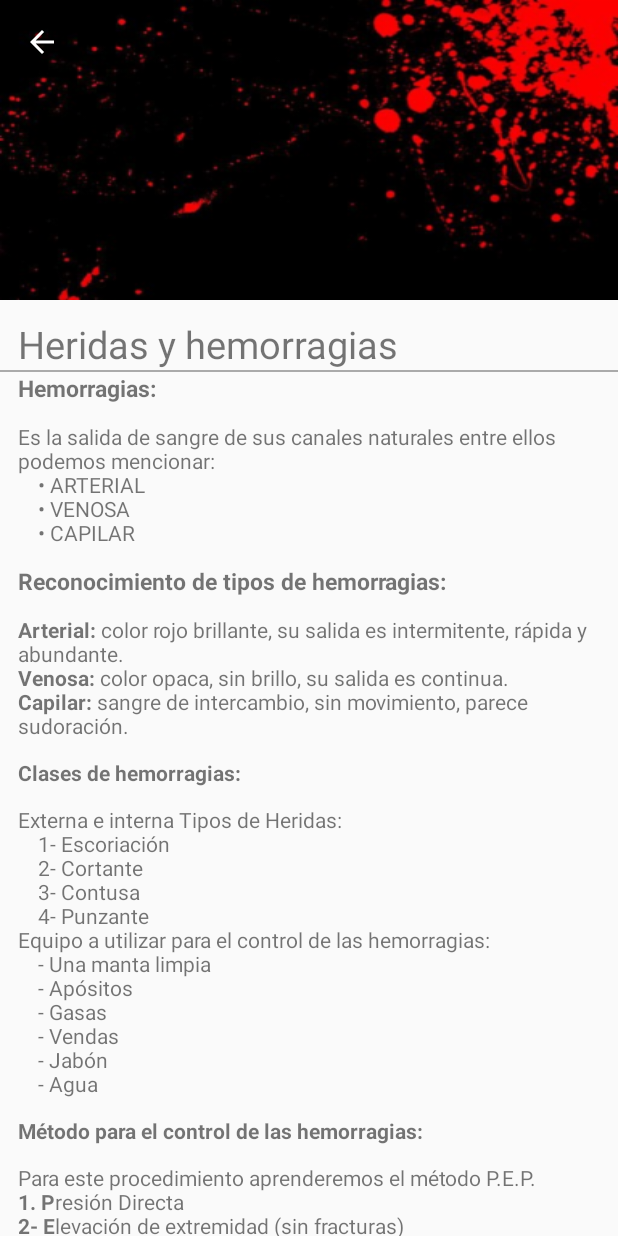
After one commit to egoo16/CruzRojaGt, an Android app: the Lesson4Activity screen opened directly, with no data from a screen before it, on a phone screen of 412 x 824 dp. The commit adds this screen. Run offline under Robolectric (Android 15) with nearby library versions, the phone set to English and light mode, and no system bars.

Commit message:
Lesson 4 --Terminada

```diff
--- a/app/src/main/AndroidManifest.xml
+++ b/app/src/main/AndroidManifest.xml
@@ -49,6 +49,13 @@
                 android:name="android.support.PARENT_ACTIVITY"
                 android:value=".view.ContainerActivity" />
         </activity>
+        <activity
+            android:name=".view.Lesson4Activity"
+            android:parentActivityName=".view.ContainerActivity">
+            <meta-data
+                android:name="android.support.PARENT_ACTIVITY"
+                android:value=".view.ContainerActivity" />
+        </activity>
     </application>
 
 </manifest>
--- /dev/null
+++ b/app/src/main/java/com/lotus/cruzroja/view/Lesson4Activity.java
@@ -0,0 +1,35 @@
+package com.lotus.cruzroja.view;
+
+import android.os.Build;
+import android.support.design.widget.CollapsingToolbarLayout;
+import android.support.v7.app.AppCompatActivity;
+import android.os.Bundle;
+import android.support.v7.widget.Toolbar;
+import android.transition.Fade;
+
+import com.lotus.cruzroja.R;
+
+public class Lesson4Activity extends AppCompatActivity {
+
+    @Override
+    protected void onCreate(Bundle savedInstanceState) {
+        super.onCreate(savedInstanceState);
+        setContentView(R.layout.activity_lesson4);
+        showToolbar("",true);
+
+        if(Build.VERSION.SDK_INT >= Build.VERSION_CODES.LOLLIPOP)
+        {
+            getWindow().setEnterTransition(new Fade());
+        }
+    }
+
+    public void showToolbar(String title, boolean upButton)
+    {
+        Toolbar toolbar = (Toolbar) findViewById(R.id.toolbar);
+        setSupportActionBar(toolbar);
+        getSupportActionBar().setTitle(title);
+        getSupportActionBar().setDisplayHomeAsUpEnabled(upButton);
+
+        CollapsingToolbarLayout collapsingToolbarLayout= (CollapsingToolbarLayout) findViewById(R.id.collapsingToolbar);
+    }
+}
--- a/app/src/main/java/com/lotus/cruzroja/view/adapter/PictureAdapterRecyclerView.java
+++ b/app/src/main/java/com/lotus/cruzroja/view/adapter/PictureAdapterRecyclerView.java
@@ -11,12 +11,12 @@ import android.view.View;
 import android.view.ViewGroup;
 import android.widget.ImageView;
 import android.widget.TextView;
-
 import com.lotus.cruzroja.R;
 import com.lotus.cruzroja.view.DetailActivity;
 import com.lotus.cruzroja.view.Lesson1Activity;
 import com.lotus.cruzroja.view.Lesson2Activity;
 import com.lotus.cruzroja.view.Lesson3Activity;
+import com.lotus.cruzroja.view.Lesson4Activity;
 import com.lotus.cruzroja.view.model.Picture;
 
 import java.util.ArrayList;
@@ -69,11 +69,11 @@ public class PictureAdapterRecyclerView extends RecyclerView.Adapter<PictureAdap
                         intent = new Intent(activity, Lesson3Activity.class);
                         LanzarAPP(intent,v);
                         break;
-                   /* case 3:
-                        intent = new Intent(activity, Lesson2Activity.class);
+                    case 3:
+                        intent = new Intent(activity, Lesson4Activity.class);
                         LanzarAPP(intent,v);
                         break;
-                    case 4:
+                   /* case 4:
                         intent = new Intent(activity, Lesson2Activity.class);
                         LanzarAPP(intent,v);
                         break;
--- a/app/src/main/java/com/lotus/cruzroja/view/fragment/HomeFragment.java
+++ b/app/src/main/java/com/lotus/cruzroja/view/fragment/HomeFragment.java
@@ -55,7 +55,8 @@ public class HomeFragment extends Fragment {
         pictures.add(new Picture(R.drawable.primerosauxilios,"Lección 1","Evaluación Inicial"));
         pictures.add(new Picture(R.drawable.img2,"Lección 2","Reanimación Cardiopulmonar (RCP)"));
         pictures.add(new Picture(R.drawable.lesson3picture,"Lección 3","Maniobra de atragantamiento con compresiones abdominales"));
-        pictures.add(new Picture(R.drawable.salud04,"Lección 4","Heridas y hemorragias"));
+        pictures.add(new Picture(R.drawable.lesson4picture,"Lección 4","Heridas y hemorragias"));
+
 
         return pictures;
     }
--- /dev/null
+++ b/app/src/main/res/layout/activity_lesson4.xml
@@ -0,0 +1,119 @@
+<?xml version="1.0" encoding="utf-8"?>
+<android.support.design.widget.CoordinatorLayout xmlns:android="http://schemas.android.com/apk/res/android"
+    xmlns:app="http://schemas.android.com/apk/res-auto"
+    xmlns:tools="http://schemas.android.com/tools"
+    android:layout_width="match_parent"
+    android:layout_height="match_parent"
+    tools:context="com.lotus.cruzroja.view.Lesson4Activity">
+
+    <android.support.design.widget.AppBarLayout
+        android:id="@+id/appBar"
+        android:layout_width="match_parent"
+        android:layout_height="@dimen/appbarlayout_height"
+        android:theme="@style/ThemeOverlay.AppCompat.Dark.ActionBar">
+
+        <android.support.design.widget.CollapsingToolbarLayout
+            android:id="@+id/collapsingToolbar"
+            android:layout_width="match_parent"
+            android:layout_height="match_parent"
+            app:layout_scrollFlags="scroll|exitUntilCollapsed"
+            app:contentScrim="@color/colorPrimary">
+
+            <ImageView
+                android:id="@+id/imageHeader"
+                android:layout_width="match_parent"
+                android:layout_height="match_parent"
+                android:scaleType="centerCrop"
+                android:background="@drawable/lesson4picture"
+                app:layout_collapseMode="parallax"
+                android:transitionName="@string/transicionName_picture"/>
+
+            <android.support.v7.widget.Toolbar
+                android:id="@+id/toolbar"
+                android:layout_width="match_parent"
+                android:layout_height="?attr/actionBarSize"
+                app:popupTheme="@style/Theme.AppCompat.Light"
+                app:layout_collapseMode="pin"/>
+        </android.support.design.widget.CollapsingToolbarLayout>
+
+    </android.support.design.widget.AppBarLayout>
+
+    <android.support.v4.widget.NestedScrollView
+        android:layout_width="match_parent"
+        android:layout_height="match_parent"
+        app:layout_behavior="@string/appbar_scrolling_view_behavior">
+
+        <LinearLayout
+            android:layout_width="match_parent"
+            android:layout_height="match_parent"
+            android:orientation="vertical"
+            android:paddingTop="@dimen/vertical_activity_padding">
+
+            <TextView
+                android:id="@+id/userNameDetail"
+                android:layout_width="wrap_content"
+                android:layout_height="wrap_content"
+                android:textSize="@dimen/textSize_TitleDetail"
+                android:text="@string/Lesson4"
+                android:paddingLeft="@dimen/horizontal_activity_padding"
+                android:paddingRight="@dimen/vertical_activity_padding"/>
+            <View
+                android:layout_width="wrap_content"
+                android:layout_height="@dimen/height_divider"
+                android:background="@android:color/darker_gray"/>
+            <TextView
+                android:layout_width="wrap_content"
+                android:layout_height="wrap_content"
+                android:textSize="@dimen/textSize_Title2"
+                android:text="@string/L4T1"
+                android:paddingBottom="@dimen/horizontal_activity_padding"
+                android:paddingLeft="@dimen/horizontal_activity_padding"/>
+            <TextView
+                android:layout_width="wrap_content"
+                android:layout_height="wrap_content"
+                android:text="@string/hemorragiasLesson4"
+                android:paddingBottom="@dimen/horizontal_activity_padding"
+                android:paddingLeft="@dimen/horizontal_activity_padding"/>
+            <TextView
+                android:layout_width="wrap_content"
+                android:layout_height="wrap_content"
+                android:textSize="@dimen/textSize_Title2"
+                android:text="@string/ReconocimientoDeHemorragias"
+                android:paddingBottom="@dimen/horizontal_activity_padding"
+                android:paddingLeft="@dimen/horizontal_activity_padding"/>
+            <TextView
+                android:layout_width="wrap_content"
+                android:layout_height="wrap_content"
+                android:text="@string/ReconocimientoDeHemorragiasText"
+                android:paddingBottom="@dimen/horizontal_activity_padding"
+                android:paddingLeft="@dimen/horizontal_activity_padding"/>
+            <TextView
+                android:layout_width="wrap_content"
+                android:layout_height="wrap_content"
+                android:text="@string/ClasesDeHemorragiasTitle"
+                android:paddingBottom="@dimen/horizontal_activity_padding"
+                android:paddingLeft="@dimen/horizontal_activity_padding"/>
+            <TextView
+                android:layout_width="wrap_content"
+                android:layout_height="wrap_content"
+                android:text="@string/ClasesDeHemorragias"
+                android:paddingBottom="@dimen/horizontal_activity_padding"
+                android:paddingLeft="@dimen/horizontal_activity_padding"/>
+            <TextView
+                android:layout_width="wrap_content"
+                android:layout_height="wrap_content"
+                android:text="@string/MetodoControlHemorragiasTitle"
+                android:paddingBottom="@dimen/horizontal_activity_padding"
+                android:paddingLeft="@dimen/horizontal_activity_padding"/>
+            <TextView
+                android:layout_width="wrap_content"
+                android:layout_height="wrap_content"
+                android:text="@string/MetodoControlHemorragias"
+                android:paddingBottom="@dimen/horizontal_activity_padding"
+                android:paddingLeft="@dimen/horizontal_activity_padding"/>
+
+        </LinearLayout>
+
+    </android.support.v4.widget.NestedScrollView>
+
+</android.support.design.widget.CoordinatorLayout>
--- a/app/src/main/res/values/strings.xml
+++ b/app/src/main/res/values/strings.xml
@@ -123,5 +123,17 @@
     <string name="procedimientoAtragantamiento">-Colóquese detrás de la persona y ofrezca su ayuda. \n -Posicione sus piernas una delante de la otra. \n -Indique al paciente que se incline ligeramente hacia adelante. \n -Indique al paciente que tosa e insista. \n -Coloque las manos en el abdomen de la víctima e inicie las compresiones abdominales. \n\nSe debe apoyar el puño con el pulgar sobre el abdomen, a nivel de la boca del estómago. \n\nSujete el puño con la otra mano y aplique una serie de compresiones rápidas hacia arriba. \nContinúe las compresiones abdominales hasta que se expulse el cuerpo extraño o el paciente pierda la conciencia.</string>
     <string name="procedimientoAtragantamientoPart2">\n-Si la víctima deja de responder llame inmediatamente al número de emergencia local, luego inicie Reanimación cardiopulmonar. \n-Si ve el objeto que obstruye el paso de aire extráigalo.\n\n\n</string>
 
+    <!-- TODO: Lesson4 -->
+
+    <string name="Lesson4">Heridas y hemorragias</string>
+    <string name="L4T1"><b>Hemorragias:</b></string>
+    <string name="hemorragiasLesson4">Es la salida de sangre de sus canales naturales entre ellos podemos mencionar: \n\t• ARTERIAL \n\t• VENOSA \n\t• CAPILAR</string>
+    <string name="ReconocimientoDeHemorragias"><b>Reconocimiento de tipos de hemorragias:</b></string>
+    <string name="ReconocimientoDeHemorragiasText"><b>Arterial: </b>color rojo brillante, su salida es intermitente, rápida y abundante. \n<b>Venosa: </b>color opaca, sin brillo, su salida es continua. \n<b>Capilar: </b>sangre de intercambio, sin movimiento, parece sudoración.</string>
+    <string name="ClasesDeHemorragiasTitle"><b>Clases de hemorragias:</b></string>
+    <string name="ClasesDeHemorragias">Externa e interna Tipos de Heridas: \n\t1- Escoriación \n\t2- Cortante \n\t3- Contusa \n\t4- Punzante \nEquipo a utilizar para el control de las hemorragias: \n\t- Una manta limpia \n\t- Apósitos \n\t- Gasas \n\t- Vendas \n\t- Jabón \n\t- Agua</string>
+    <string name="MetodoControlHemorragiasTitle"><b>Método para el control de las hemorragias:</b></string>
+    <string name="MetodoControlHemorragias">Para este procedimiento aprenderemos el método P.E.P. \n<b>1. P</b>resión Directa \n<b>2- E</b>levación de extremidad (sin fracturas) \n<b>3- P</b>unto de presión \n\n\n</string>
+
 
 </resources>
```
Also changed, not shown: app/src/main/res/drawable-hdpi/lesson4picture.png (added), app/src/main/res/drawable-mdpi/lesson4picture.png (added), app/src/main/res/drawable-xhdpi/lesson4picture.png (added), app/src/main/res/drawable-xxhdpi/lesson4picture.png (added), app/src/main/res/drawable-xxxhdpi/lesson4picture.png (added), 136 other files.
